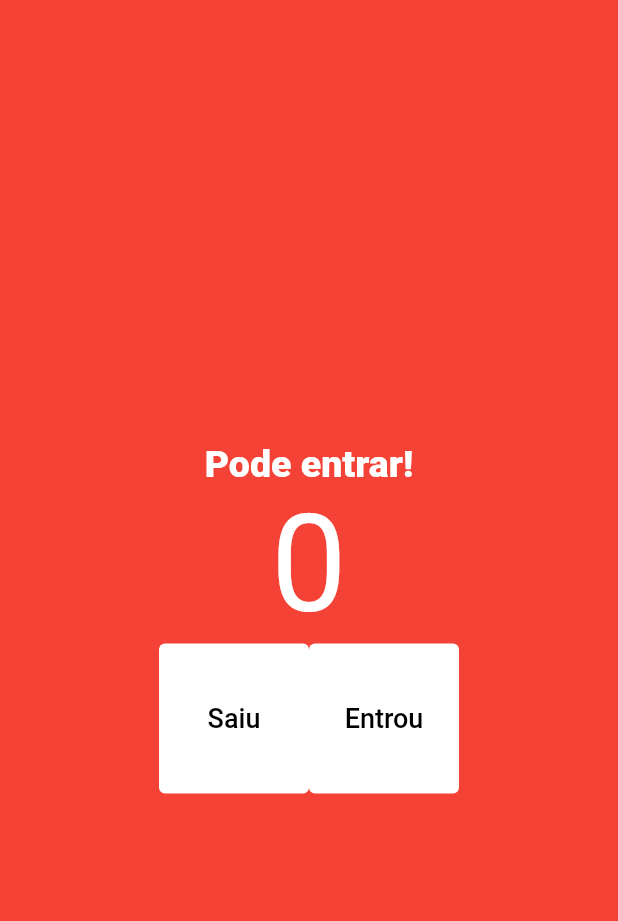
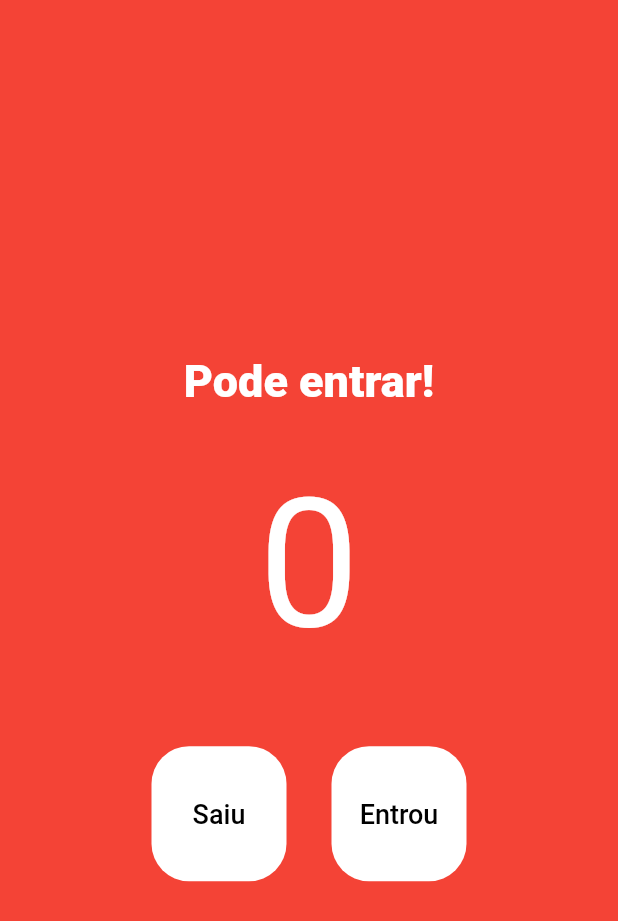
Before and after one commit to Emilia-d2/Contador_Pessoa, a Flutter app: the screen it shows after launch, on a phone screen of 412 x 824 dp. Shown: the top 921 px of the screen. Run offline on Flutter 3.47's test engine with Material 2 defaults, Android fonts, the phone set to English and light mode, and no system bars.

Commit message:
arrumando tela

```diff
--- a/lib/main.dart
+++ b/lib/main.dart
@@ -23,6 +23,7 @@ class HomePage extends StatelessWidget {
     print('Foi');
   }
 
+  // ignore: non_constant_identifier_names
   void EntraPessoa() {
     print('tchau');
   }
@@ -35,16 +36,20 @@ class HomePage extends StatelessWidget {
         const Text(
           'Pode entrar!',
           style: TextStyle(
-            fontSize: 25,
+            fontSize: 30,
             color: Colors.white,
             fontWeight: FontWeight.w800,
           ),
         ),
-        const Text(
-          '0',
-          style: TextStyle(
-            fontSize: 90,
-            color: Colors.white,
+        //const SizedBox(height: 30), é uma maneira de dar espaçamento
+        const Padding(
+          padding: EdgeInsets.only(top: 35, left: 10, right: 10, bottom: 50),
+          child: Text(
+            '0',
+            style: TextStyle(
+              fontSize: 120,
+              color: Colors.white,
+            ),
           ),
         ),
         Row(
@@ -54,9 +59,11 @@ class HomePage extends StatelessWidget {
               onPressed: SaiPessoa,
               style: TextButton.styleFrom(
                 backgroundColor: Colors.white,
-                fixedSize: const Size(100, 100),
+                fixedSize: const Size(90, 90),
                 primary: Colors.grey,
-                shape:
+                shape: RoundedRectangleBorder(
+                  borderRadius: BorderRadius.circular(25),
+                ),
               ),
               child: const Text(
                 'Saiu',
@@ -66,12 +73,16 @@ class HomePage extends StatelessWidget {
                 ),
               ),
             ),
+            const SizedBox(width: 30),
             TextButton(
               onPressed: EntraPessoa,
               style: TextButton.styleFrom(
                 backgroundColor: Colors.white,
-                fixedSize: const Size(100, 100),
+                fixedSize: const Size(90, 90),
                 primary: Colors.grey,
+                shape: RoundedRectangleBorder(
+                  borderRadius: BorderRadius.circular(25),
+                ),
                 //padding: const EdgeInsets.all(30),
               ),
               child: const Text(
```
